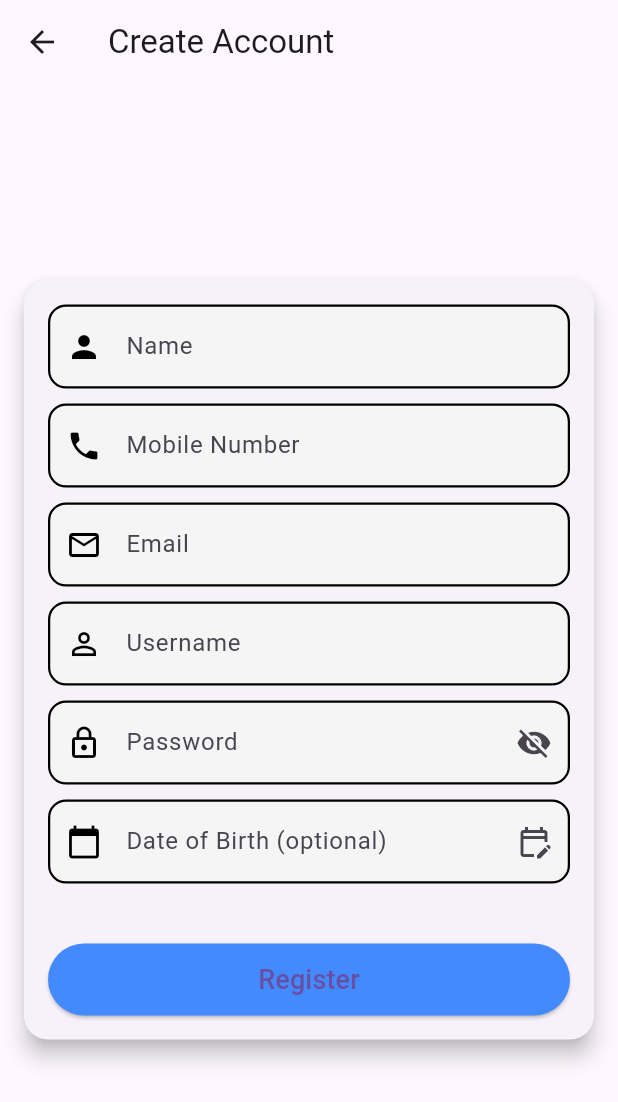
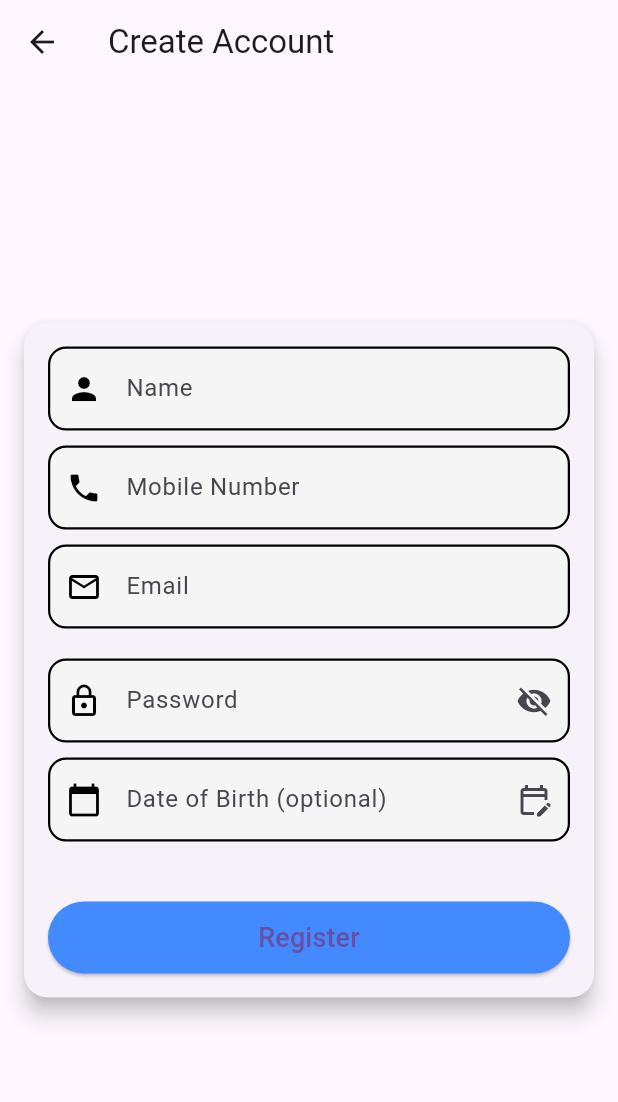
Before and after one commit to kadamharshit/Wallet_Watch, a Flutter app: the CreateAccountScreen screen opened by its route, on a phone screen of 412 x 824 dp. Shown: the top 1102 px of the screen. Run offline on Flutter 3.47's test engine with Material 3 defaults, Android fonts, the phone set to English and light mode, and no system bars; our stand-ins replace fl_chart, shared_preferences, sqflite, supabase_flutter; accounts and stored records are empty.

Commit message:
Fixed the Account Creation Issue

```diff
--- a/lib/features/auth/create_account_screen.dart
+++ b/lib/features/auth/create_account_screen.dart
@@ -13,7 +13,7 @@ class _CreateAccountScreenState extends State<CreateAccountScreen> {
   final nameController = TextEditingController();
   final mobileController = TextEditingController();
   final emailController = TextEditingController();
-  final usernameController = TextEditingController();
+  //final usernameController = TextEditingController();
   final passwordController = TextEditingController();
   final dobController = TextEditingController();
 
@@ -34,7 +34,7 @@ class _CreateAccountScreenState extends State<CreateAccountScreen> {
     try {
       final email = emailController.text.trim();
       final password = passwordController.text.trim();
-      final username = usernameController.text.trim();
+      //final username = usernameController.text.trim();
       final name = nameController.text.trim();
       final mobile = mobileController.text.trim();
       final dob = dobController.text.trim();
@@ -69,7 +69,7 @@ class _CreateAccountScreenState extends State<CreateAccountScreen> {
         'name': name,
         'mobile': mobile,
         'email': email,
-        'username': username,
+        //'username': username,
         'dob': dobIso,
         'created_at': DateTime.now().toIso8601String(),
       });
@@ -191,14 +191,14 @@ class _CreateAccountScreenState extends State<CreateAccountScreen> {
                       },
                     ),
                     const SizedBox(height: 10),
-                    TextFormField(
-                      controller: usernameController,
-                      decoration: _buildDecoration(
-                        label: "Username",
-                        icon: Icons.person_outline,
-                      ),
-                      validator: (v) => v!.isEmpty ? "Enter a username" : null,
-                    ),
+                    // TextFormField(
+                    //   controller: usernameController,
+                    //   decoration: _buildDecoration(
+                    //     label: "Username",
+                    //     icon: Icons.person_outline,
+                    //   ),
+                    //   validator: (v) => v!.isEmpty ? "Enter a username" : null,
+                    // ),
                     const SizedBox(height: 10),
                     TextFormField(
                       controller: passwordController,
```
